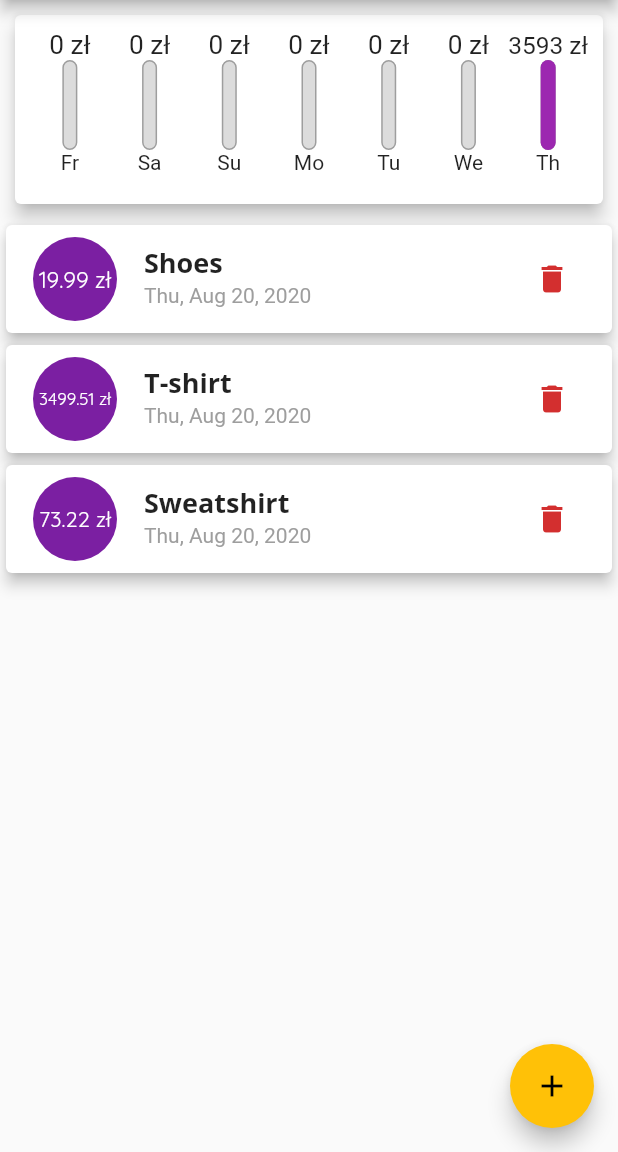
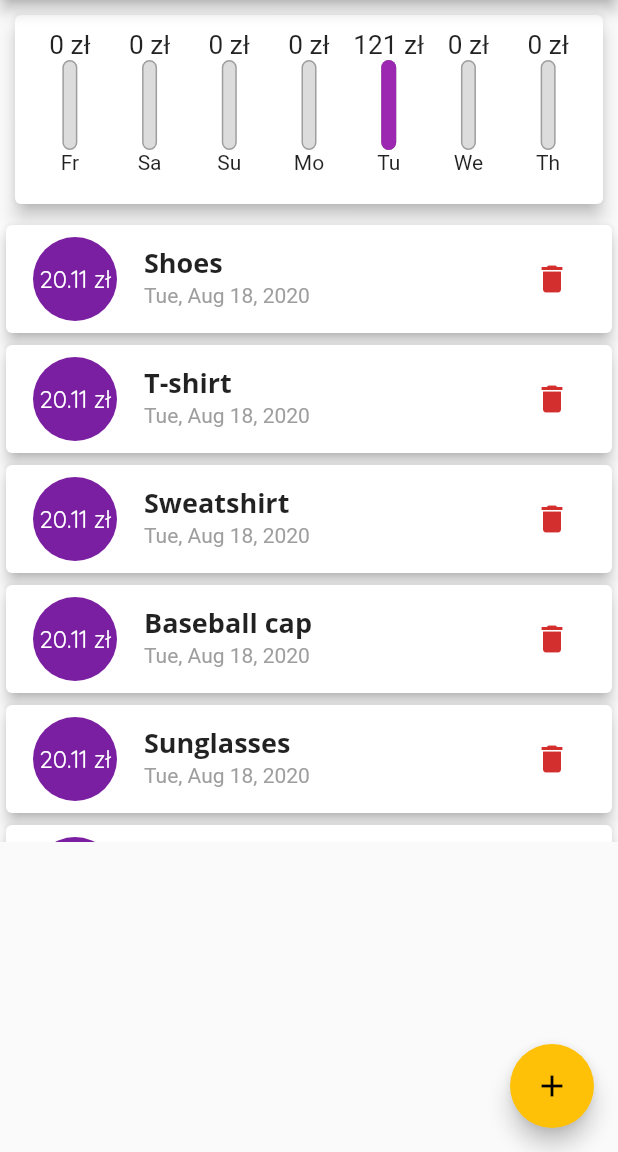
Before and after one commit to Kurczaak/My-Expenses, a Flutter app: the screen it shows after launch, on a phone screen of 412 x 824 dp, the part 84-1236 px from its top. Run offline on Flutter 3.47's test engine with Material 2 defaults, Android fonts, the phone set to English and light mode, and no system bars.

Commit message:
small fixes added

```diff
--- a/lib/main.dart
+++ b/lib/main.dart
@@ -1,3 +1,5 @@
+import 'dart:math';
+
 import 'package:flutter/material.dart';
 import 'package:my_expenses/widgets/new_transaction.dart';
 import 'package:my_expenses/widgets/transaction_list.dart';
@@ -47,12 +49,55 @@ class MyHomePage extends StatefulWidget {
 }
 
 class _MyHomePageState extends State<MyHomePage> {
+  static double generatePrice() {
+    return 10 + Random().nextInt(30) + Random().nextDouble();
+  }
+
+  static DateTime generateDate() {
+    return DateTime.now().subtract(
+      Duration(
+        days: Random().nextInt(7),
+      ),
+    );
+  }
+
   final List<Transaction> transactions = [
-    Transaction(id: 't1', title: 'Shoes', ammount: 19.99, date: DateTime.now()),
     Transaction(
-        id: 't2', title: 'T-shirt', ammount: 3499.51, date: DateTime.now()),
+      id: 't1',
+      title: 'Shoes',
+      ammount: generatePrice(),
+      date: generateDate(),
+    ),
     Transaction(
-        id: 't3', title: 'Sweatshirt', ammount: 73.22, date: DateTime.now()),
+      id: 't2',
+      title: 'T-shirt',
+      ammount: generatePrice(),
+      date: generateDate(),
+    ),
+    Transaction(
+      id: 't3',
+      title: 'Sweatshirt',
+      ammount: generatePrice(),
+      date: generateDate(),
+    ),
+    Transaction(
+      id: 't4',
+      title: 'Baseball cap',
+      ammount: generatePrice(),
+      date: generateDate(),
+    ),
+    Transaction(
+      id: 't5',
+      title: 'Sunglasses',
+      ammount: generatePrice(),
+      date: generateDate(),
+    ),
+    Transaction(
+      id: 't6',
+      title: 'Groceries',
+      ammount: generatePrice(),
+      date: generateDate(),
+    ),
   ];
 
   List<Transaction> get recentTransactions {
@@ -104,14 +149,16 @@ class _MyHomePageState extends State<MyHomePage> {
           )
         ],
       ),
-      body: Column(
+      body: SingleChildScrollView(
+        child: Column(
           children: [
             Chart(recentTransactions),
             Container(
-            height: 400,
+              height: 415,
               child: TransactionList(transactions, _deleteTransaction),
             ),
           ],
+        ),
       ),
       floatingActionButton: FloatingActionButton(
         child: Icon(Icons.add),
--- a/lib/widgets/transaction_list.dart
+++ b/lib/widgets/transaction_list.dart
@@ -12,6 +12,7 @@ class TransactionList extends StatelessWidget {
   Widget build(BuildContext context) {
     return userTransactions.isEmpty
         ? Container(
+            height: 300,
             width: double.infinity,
             child: Column(
               children: [
```
Lines whose indentation alone changed are shown as unchanged.
